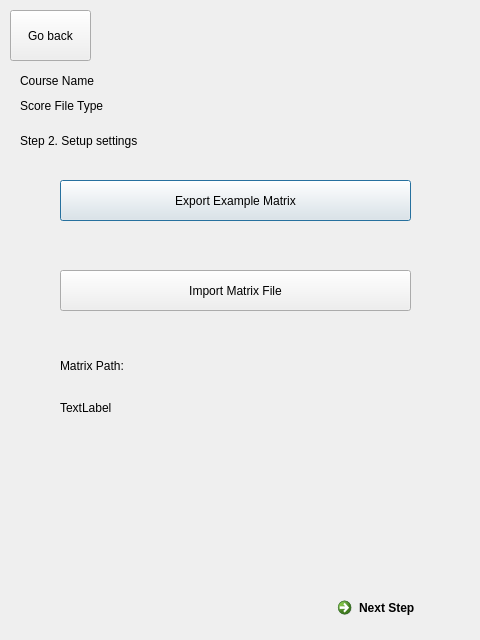
Qt form Ui/MbasedScore_S2_Ui.ui (grinningGrace/SigmaU) before a commit.
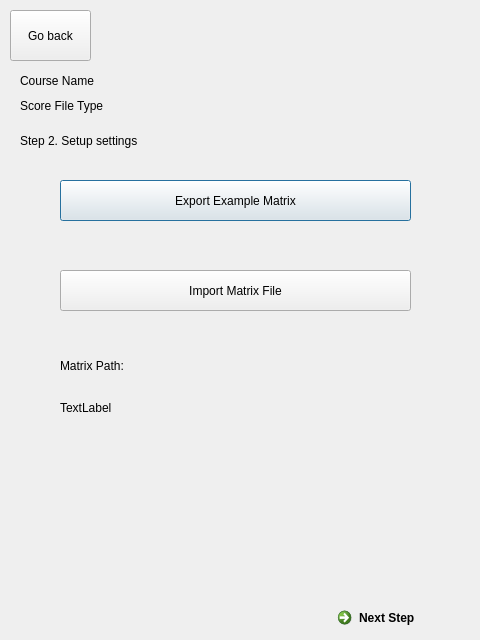
The same form after that commit.

Diff of the .ui file:
```diff
--- a/Ui/MbasedScore_S2_Ui.ui
+++ b/Ui/MbasedScore_S2_Ui.ui
@@ -82,7 +82,7 @@
    <property name="geometry">
     <rect>
      <x>330</x>
-     <y>590</y>
+     <y>600</y>
      <width>151</width>
      <height>41</height>
     </rect>
@@ -109,7 +109,7 @@
     <rect>
      <x>20</x>
      <y>90</y>
-     <width>151</width>
+     <width>451</width>
      <height>31</height>
     </rect>
    </property>
```
